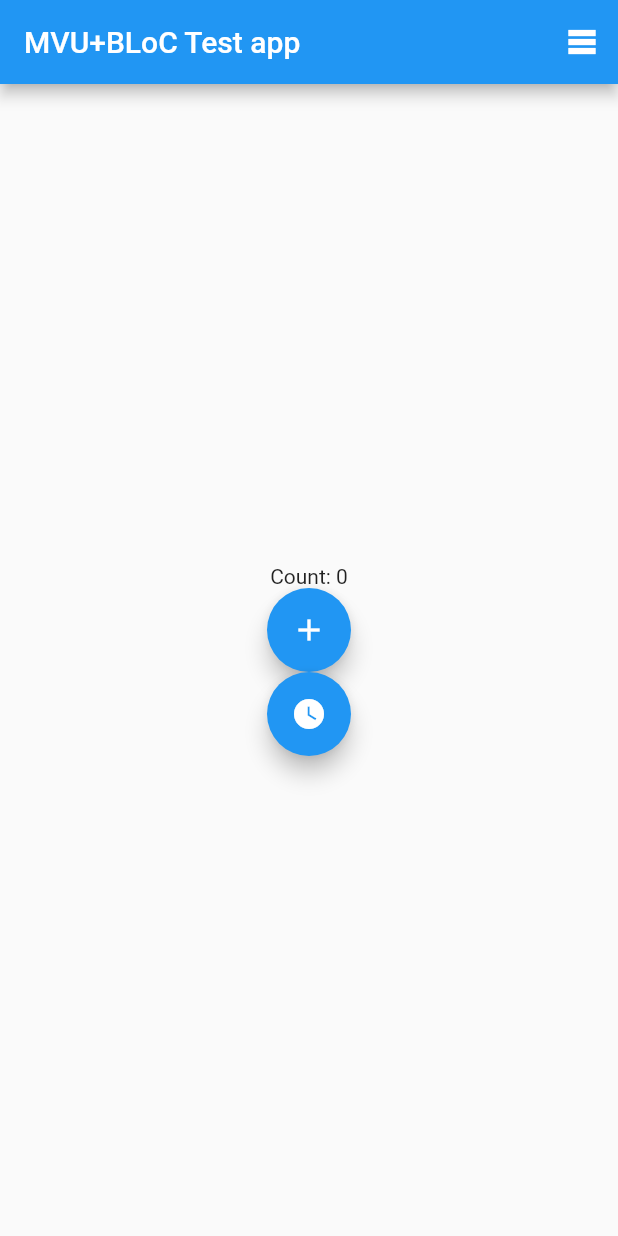
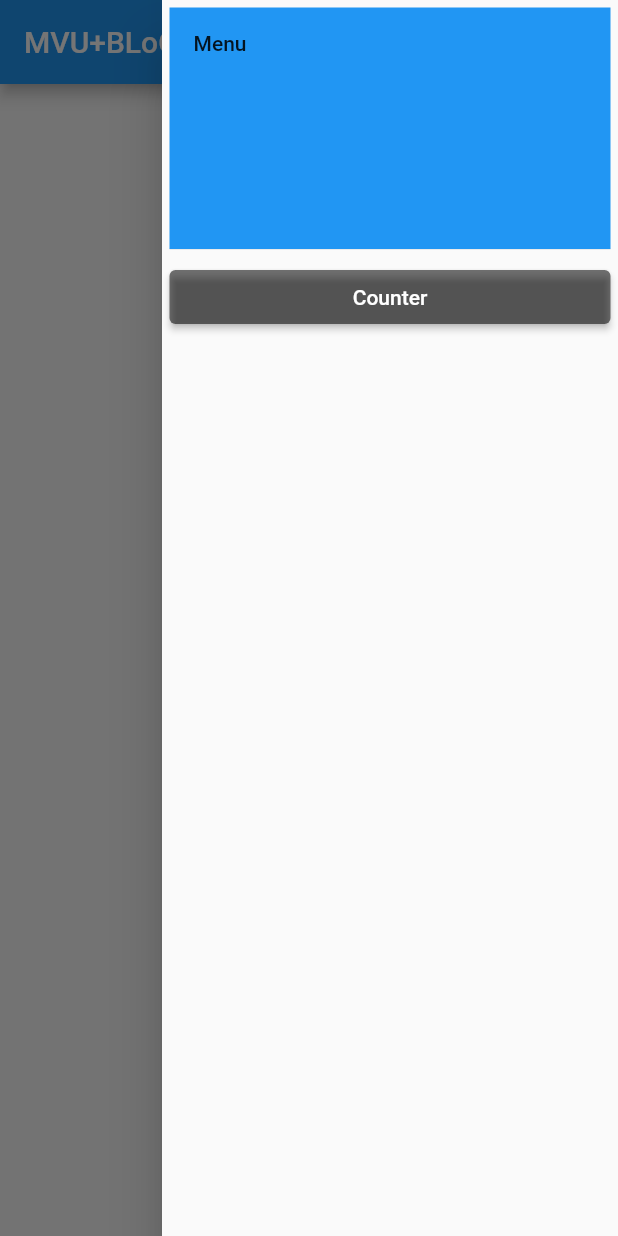
Before and after one commit to gmuehlenberg/samy, a Flutter app: the screen it shows after launch, after a tap on the "table rows" icon, on a phone screen of 412 x 824 dp. Run offline on Flutter 3.47's test engine with Material 2 defaults, Android fonts, the phone set to English and light mode, and no system bars; our stand-ins replace bloc, dartz, flutter_bloc, logger.

Commit message:
add basic navigation structure

```diff
--- a/lib/config/config_messages.dart
+++ b/lib/config/config_messages.dart
@@ -1,6 +1,6 @@
 import 'package:bloc_mvu_app/config/config_update.dart';
 import 'package:bloc_mvu_app/mvu/messaging.dart';
 
-abstract class ConfigMessage extends UpdateMessage{
+abstract class ConfigMessage extends UpdateMessage {
   ConfigMessage() : super(routeTo: ConfigUpdate);
 }
--- a/lib/config/config_model.dart
+++ b/lib/config/config_model.dart
@@ -37,6 +37,7 @@ class ConfigModel {
       return configUpdate.model();
     }
 
-    throw Exception('This app can not work without an instance of ConfigUpdate!');
+    throw Exception(
+        'This app can not work without an instance of ConfigUpdate!');
   }
 }
--- a/lib/counter/counter_update.dart
+++ b/lib/counter/counter_update.dart
@@ -9,10 +9,12 @@ class CounterUpdate extends Update<CounterMessage, CounterModel> {
   CounterUpdate(CounterModel initialModel) : super(initialModel);
 
   // ignore: avoid_unused_constructor_parameters
-  factory CounterUpdate.of(BuildContext context) => CounterUpdate(initialCounterModel);
+  factory CounterUpdate.of(BuildContext context) =>
+      CounterUpdate(initialCounterModel);
 
   @override
-  Option<CounterModel> processMessage(CounterMessage message, CounterModel model) {
+  Option<CounterModel> processMessage(
+      CounterMessage message, CounterModel model) {
     if (message is Increment) {
       return Some(model.copyWith(count: model.count + 1));
     }
--- a/lib/counter/counter_view.dart
+++ b/lib/counter/counter_view.dart
@@ -25,5 +25,4 @@ class CounterView extends View<CounterMessage, CounterModel, CounterUpdate> {
           ),
         ],
       );
-
 }
--- a/lib/main.dart
+++ b/lib/main.dart
@@ -1,5 +1,6 @@
 import 'package:bloc_mvu_app/config/config_update.dart';
 import 'package:bloc_mvu_app/counter/counter_update.dart';
+import 'package:bloc_mvu_app/navigation/navigation_model.dart';
 import 'package:bloc_mvu_app/navigation/navigation_update.dart';
 import 'package:bloc_mvu_app/navigation/navigation_view.dart';
 import 'package:flutter/material.dart';
@@ -16,9 +17,10 @@ class BlocMvuTestApp extends StatelessWidget {
           BlocProvider(create: ConfigUpdate.of, lazy: false),
           BlocProvider(create: CounterUpdate.of),
         ],
-        child: const MaterialApp(
+        child: MaterialApp(
+          navigatorKey: navigatorKey,
           title: 'BLoC+MVU Test App',
-          home: NavigationView(),
+          home: const NavigationView(),
         ),
       );
 }
--- a/lib/mvu/messaging.dart
+++ b/lib/mvu/messaging.dart
@@ -21,7 +21,9 @@ void dispatch(final Message message) {
       return;
     }
 
-    logger.e('An Update must be registered for every subtype of UpdateMessage. '
-      'For ${message.runtimeType} there is none!',);
+    logger.e(
+      'An Update must be registered for every subtype of UpdateMessage. '
+      'For ${message.runtimeType} there is none!',
+    );
   }
 }
--- a/lib/mvu/update.dart
+++ b/lib/mvu/update.dart
@@ -37,12 +37,14 @@ abstract class Update<MSG extends UpdateMessage, MDL> extends Bloc<MSG, MDL> {
 
 // impure code for the framework only, not accessible from outside this file
 final Map<Type, Update> _updateByType = {};
-final UnmodifiableMapView<Type, Update> updateByType = UnmodifiableMapView(_updateByType);
+final UnmodifiableMapView<Type, Update> updateByType =
+    UnmodifiableMapView(_updateByType);
 
 void _registerUpdate<MSG extends UpdateMessage>(Update update) {
   if (_updateByType.containsKey(update.runtimeType)) {
     // This will be checked only once at application start and acts as a developer hint
-    throw Exception('A subtype of Update like ${update.runtimeType} can only be instantiated once!');
+    throw Exception(
+        'A subtype of Update like ${update.runtimeType} can only be instantiated once!');
   }
   _updateByType[update.runtimeType] = update;
 }
--- a/lib/navigation/navigation_messages.dart
+++ b/lib/navigation/navigation_messages.dart
@@ -1,3 +1,17 @@
 import 'package:bloc_mvu_app/mvu/messaging.dart';
+import 'package:bloc_mvu_app/navigation/navigation_model.dart';
+import 'package:bloc_mvu_app/navigation/navigation_update.dart';
 
-abstract class NavigationMessage implements UpdateMessage {}
+abstract class NavigationMessage extends UpdateMessage {
+  NavigationMessage() : super(routeTo: NavigationUpdate);
+}
+
+class NavigateTo extends NavigationMessage {
+  NavigateTo(this.target);
+
+  final Page target;
+}
+
+class NavigateUp extends NavigationMessage {}
+
+class ToggleMainMenu extends NavigationMessage {}
--- a/lib/navigation/navigation_model.dart
+++ b/lib/navigation/navigation_model.dart
@@ -1,26 +1,21 @@
+import 'package:flutter/material.dart' hide Page;
+
 class NavigationModel {
-  NavigationModel({required this.currentPage, required this.activeModal});
+  NavigationModel(this.page);
 
-  final Page currentPage;
-  final Modal activeModal;
+  final Page page;
 
   NavigationModel copyWith({
     Page? page,
-    Modal? modal,
   }) =>
-      NavigationModel(
-        currentPage: page ?? currentPage,
-        activeModal: modal ?? activeModal,
-      );
+      NavigationModel(page ?? this.page);
 }
 
-final NavigationModel initialNavigationModel = NavigationModel(currentPage: Page.home, activeModal: Modal.none);
+final NavigationModel initialNavigationModel = NavigationModel(Page.counter);
+
+final GlobalKey<NavigatorState> navigatorKey = GlobalKey<NavigatorState>();
+final GlobalKey<ScaffoldState> scaffoldKey = GlobalKey<ScaffoldState>();
 
 enum Page {
-  home,
+  counter,
 }
-
-enum Modal {
-  none,
-  menu,
-}
--- a/lib/navigation/navigation_update.dart
+++ b/lib/navigation/navigation_update.dart
@@ -1,15 +1,43 @@
+import 'package:bloc_mvu_app/logging/logging.dart';
+import 'package:bloc_mvu_app/mvu/messaging.dart';
 import 'package:bloc_mvu_app/mvu/update.dart';
 import 'package:bloc_mvu_app/navigation/navigation_messages.dart';
 import 'package:bloc_mvu_app/navigation/navigation_model.dart';
 import 'package:dartz/dartz.dart';
-import 'package:flutter/material.dart';
+import 'package:flutter/material.dart' hide Page;
 
 class NavigationUpdate extends Update<NavigationMessage, NavigationModel> {
   NavigationUpdate(NavigationModel initialModel) : super(initialModel);
 
   // ignore: avoid_unused_constructor_parameters
-  factory NavigationUpdate.of(BuildContext context) => NavigationUpdate(initialNavigationModel);
+  factory NavigationUpdate.of(BuildContext context) =>
+      NavigationUpdate(initialNavigationModel);
 
   @override
-  Option<NavigationModel> processMessage(NavigationMessage message, NavigationModel model) => const None();
+  Option<NavigationModel> processMessage(
+    NavigationMessage message,
+    NavigationModel model,
+  ) {
+    if (message is NavigateUp) {
+      navigatorKey.currentState?.pop();
+      return const None();
+    }
+
+    if (message is NavigateTo) {
+      return Some(model.copyWith(page: message.target));
+    }
+    if (message is ToggleMainMenu) {
+      final currentState = scaffoldKey.currentState;
+      if (currentState != null) {
+        if (currentState.isDrawerOpen) {
+          dispatch(NavigateUp());
+        } else {
+          scaffoldKey.currentState?.openEndDrawer();
+        }
+      }
+      return const None();
+    }
+    logger.e('Unimplemented message update $message');
+    return const None();
+  }
 }
--- a/lib/navigation/navigation_view.dart
+++ b/lib/navigation/navigation_view.dart
@@ -1,16 +1,20 @@
 import 'package:bloc_mvu_app/counter/counter_view.dart';
+import 'package:bloc_mvu_app/mvu/messaging.dart';
 import 'package:bloc_mvu_app/mvu/view.dart';
 import 'package:bloc_mvu_app/navigation/navigation_messages.dart';
 import 'package:bloc_mvu_app/navigation/navigation_model.dart';
 import 'package:bloc_mvu_app/navigation/navigation_update.dart';
-import 'package:flutter/material.dart';
+import 'package:bloc_mvu_app/pages/menu/menu_view.dart';
+import 'package:flutter/material.dart' hide Page;
 
-class NavigationView extends View<NavigationMessage, NavigationModel, NavigationUpdate> {
+class NavigationView
+    extends View<NavigationMessage, NavigationModel, NavigationUpdate> {
   const NavigationView({Key? key}) : super(key: key);
 
   @override
   Widget buildView(NavigationModel model) => Scaffold(
-        appBar: AppBar(
+    key: scaffoldKey,
+    appBar: AppBar(
           title: const Text(
             'MVU+BLoC Test app',
           ),
@@ -18,12 +22,22 @@ class NavigationView extends View<NavigationMessage, NavigationModel, Navigation
             IconButton(
               icon: const Icon(Icons.table_rows),
               tooltip: 'Menu',
-              onPressed: () {},
+              onPressed: () => dispatch(ToggleMainMenu()),
             ),
           ],
         ),
-        body: const Center(
-          child: CounterView(),
+        body: Center(
+          child: widgetFor(model.page),
+        ),
+        endDrawer: const Drawer(
+          child: MenuView(),
         ),
       );
 }
+
+Widget widgetFor(Page page) {
+  switch (page) {
+    case Page.counter:
+      return const CounterView();
+  }
+}
--- /dev/null
+++ b/lib/pages/menu/menu_view.dart
@@ -0,0 +1,33 @@
+import 'package:bloc_mvu_app/mvu/messaging.dart';
+import 'package:bloc_mvu_app/mvu/view_without_model.dart';
+import 'package:bloc_mvu_app/navigation/navigation_messages.dart';
+import 'package:bloc_mvu_app/navigation/navigation_model.dart';
+import 'package:flutter/material.dart' hide Page;
+
+Widget _button(String text, Page target) => ElevatedButton(
+      onPressed: () {
+        dispatch(NavigateUp());
+        dispatch(NavigateTo(target));
+      },
+      style: ButtonStyle(
+          backgroundColor: MaterialStateProperty.all(Colors.black54)),
+      child: Tooltip(message: text, child: Text(text)),
+    );
+
+class MenuView extends ViewWithoutModel {
+  const MenuView({Key? key}) : super(key: key);
+
+  @override
+  Widget buildView() => ListView(
+        padding: const EdgeInsets.all(5),
+        children: [
+          const DrawerHeader(
+            decoration: BoxDecoration(
+              color: Colors.blue,
+            ),
+            child: Text('Menu'),
+          ),
+          _button('Counter', Page.counter),
+        ],
+      );
+}
```
Also changed, not shown: lib/config/config_update.dart (+5 -2 lines), lib/counter/counter_model.dart (+4 -3 lines), lib/mvu/view.dart (+6 -3 lines), 1 other file.
